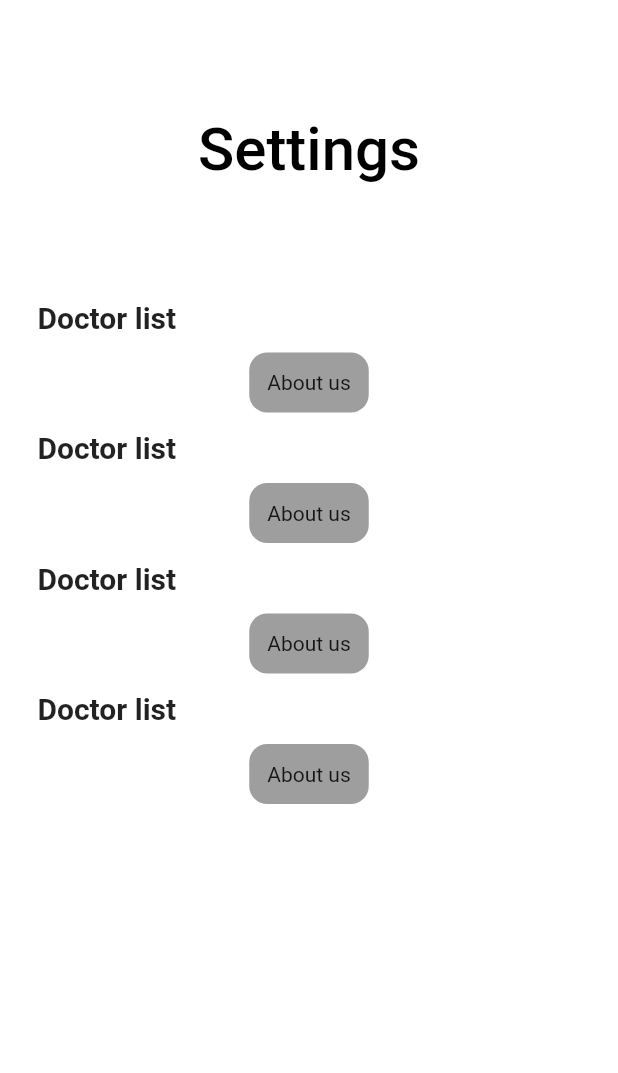
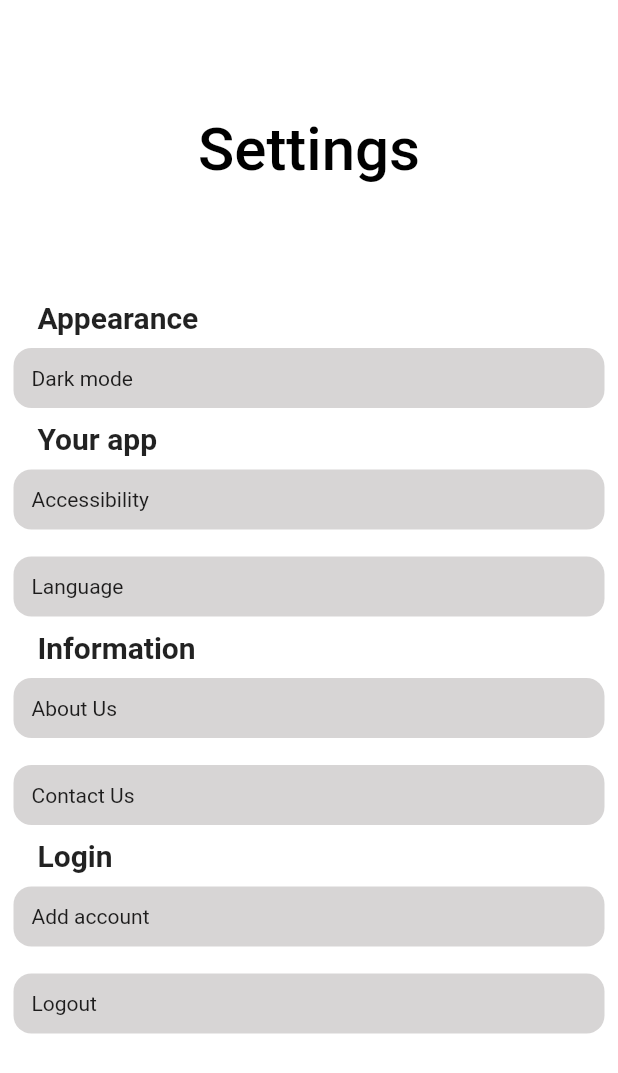
Before and after one commit to sambitskr/Prescripto, a Flutter app: the SettingsPage screen opened directly, on a phone screen of 412 x 824 dp. Shown: the top 1073 px of the screen. Run offline on Flutter 3.47's test engine with Material 2 defaults, Android fonts, the phone set to English and light mode, and no system bars; our stand-ins replace curved_navigation_bar, google_fonts, lite_rolling_switch, lottie, quickalert, smooth_page_indicator; network calls fail.

Commit message:
settings page updated

```diff
--- a/lib/user_interface/settings/settings.dart
+++ b/lib/user_interface/settings/settings.dart
@@ -1,4 +1,6 @@
 import 'package:flutter/material.dart';
+import 'package:prescripto/about_us.dart';
+import 'package:prescripto/contact_us.dart';
 import 'package:prescripto/user_interface/settings/settings_list.dart';
 
 class SettingsPage extends StatelessWidget {
@@ -21,10 +23,87 @@ class SettingsPage extends StatelessWidget {
       ),
       body: ListView(
         children: [
-          settingsList(),
-          settingsList(),
-          settingsList(),
-          settingsList(),
+          Padding(
+            padding: const EdgeInsets.symmetric(horizontal: 25.0),
+            child: Row(
+              mainAxisAlignment: MainAxisAlignment.spaceBetween,
+              children: const [
+                Text(
+                  'Appearance',
+                  style: TextStyle(fontSize: 20, fontWeight: FontWeight.bold),
+                ),
+              ],
+            ),
+          ),
+          settingsList(
+            tileName: 'Dark mode',
+          ),
+          Padding(
+            padding: const EdgeInsets.symmetric(horizontal: 25.0),
+            child: Row(
+              mainAxisAlignment: MainAxisAlignment.spaceBetween,
+              children: const [
+                Text(
+                  'Your app',
+                  style: TextStyle(fontSize: 20, fontWeight: FontWeight.bold),
+                ),
+              ],
+            ),
+          ),
+          settingsList(
+            tileName: 'Accessibility',
+          ),
+          settingsList(
+            tileName: 'Language',
+          ),
+          Padding(
+            padding: const EdgeInsets.symmetric(horizontal: 25.0),
+            child: Row(
+              mainAxisAlignment: MainAxisAlignment.spaceBetween,
+              children: const [
+                Text(
+                  'Information',
+                  style: TextStyle(fontSize: 20, fontWeight: FontWeight.bold),
+                ),
+              ],
+            ),
+          ),
+          GestureDetector(
+            onTap: () {
+              Navigator.push(context,
+                  MaterialPageRoute(builder: (context) => AboutUsPage()));
+            },
+            child: settingsList(
+              tileName: 'About Us',
+            ),
+          ),
+          GestureDetector(
+            onTap: () {
+              Navigator.push(context,
+                  MaterialPageRoute(builder: (context) => ContactUsPage()));
+            },
+            child: settingsList(
+              tileName: 'Contact Us',
+            ),
+          ),
+          Padding(
+            padding: const EdgeInsets.symmetric(horizontal: 25.0),
+            child: Row(
+              mainAxisAlignment: MainAxisAlignment.spaceBetween,
+              children: const [
+                Text(
+                  'Login',
+                  style: TextStyle(fontSize: 20, fontWeight: FontWeight.bold),
+                ),
+              ],
+            ),
+          ),
+          settingsList(
+            tileName: 'Add account',
+          ),
+          settingsList(
+            tileName: 'Logout',
+          ),
         ],
       ),
     );
--- a/lib/user_interface/settings/settings_list.dart
+++ b/lib/user_interface/settings/settings_list.dart
@@ -1,36 +1,21 @@
 import 'package:flutter/material.dart';
 
 class settingsList extends StatelessWidget {
-  const settingsList({super.key});
+  final String tileName;
+
+  const settingsList({required this.tileName});
 
   @override
   Widget build(BuildContext context) {
-    return Column(
-      children: [
-        Padding(
-          padding: const EdgeInsets.symmetric(horizontal: 25.0),
-          child: Row(
-            mainAxisAlignment: MainAxisAlignment.spaceBetween,
-            children: const [
-              Text(
-                'Doctor list',
-                style: TextStyle(fontSize: 20, fontWeight: FontWeight.bold),
-              ),
-            ],
-          ),
-        ),
-        Padding(
-          padding: const EdgeInsets.all(12.0),
-          child: Container(
-            padding: EdgeInsets.all(12),
-            child: Text('About us'),
-            decoration: BoxDecoration(
-              color: Colors.grey,
-              borderRadius: BorderRadius.circular(12),
-            ),
-          ),
-        ),
-      ],
+    return Padding(
+      padding: const EdgeInsets.all(9.0),
+      child: Container(
+        padding: EdgeInsets.all(12),
+        child: Text(tileName),
+        decoration: BoxDecoration(
+            color: Color.fromARGB(255, 215, 213, 213),
+            borderRadius: BorderRadius.circular(12)),
+      ),
     );
   }
 }
--- a/lib/user_interface/util/home_page.dart
+++ b/lib/user_interface/util/home_page.dart
@@ -208,8 +208,8 @@ class _HomePageState extends State<HomePage> {
                               doctorName: 'Dr. Aditya Bhansali',
                               dateTime: 'Mon, Jul 3, 9:00AM to 10:00AM'),
                           UpcomeAppoinList(
-                              imagePath: 'images/doctor6.jpg',
-                              doctorName: 'Dr. Selina Chowdhury',
+                              imagePath: 'images/doctor1.jpg',
+                              doctorName: 'Dr. Partha Bhowmick',
                               dateTime: 'Mon, Jul 10, 9:00AM to 10:00AM'),
                         ],
                       ),
```
Also changed, not shown: images/doctor6.jpg (deleted).
